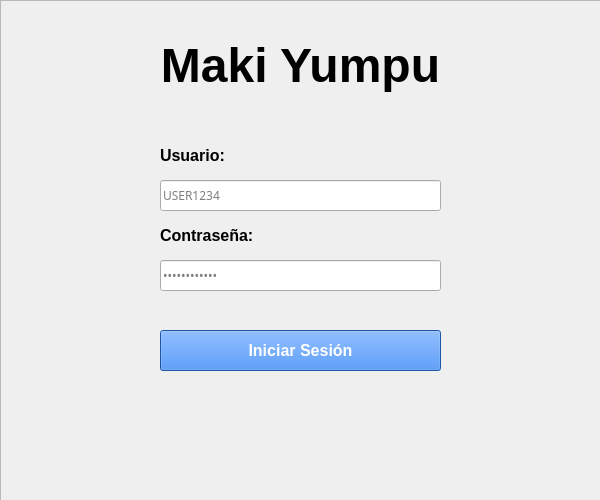
Before: the Qt Designer form ui/login_window.ui in Bubbl33s/maki-yumpu-irs, drawn with Qt 5.
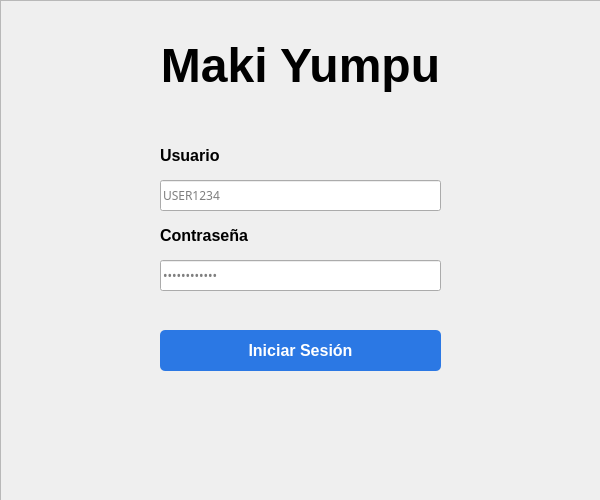
After: the same form once the commit is applied.

```diff
--- a/ui/login_window.ui
+++ b/ui/login_window.ui
@@ -17,6 +17,17 @@
    <string notr="true">#btn_login {
 	background-color: rgb(43, 120, 228);
 	color: white;
+	border: none;
+	border-radius: 5px;
+}
+
+#btn_login:hover {
+	background-color: rgb(30, 84, 159);
+	cursor: pointer;
+}
+
+#btn_login:pressed {
+	background-color: rgb(140, 180, 228);
 }</string>
   </property>
   <widget class="QWidget" name="background">
@@ -77,7 +88,7 @@
       </font>
      </property>
      <property name="text">
-      <string>&lt;html&gt;&lt;head/&gt;&lt;body&gt;&lt;p&gt;&lt;span style=&quot; font-size:12pt; font-weight:600;&quot;&gt;Usuario:&lt;/span&gt;&lt;/p&gt;&lt;/body&gt;&lt;/html&gt;</string>
+      <string>&lt;html&gt;&lt;head/&gt;&lt;body&gt;&lt;p&gt;&lt;span style=&quot; font-size:12pt; font-weight:600;&quot;&gt;Usuario&lt;/span&gt;&lt;/p&gt;&lt;/body&gt;&lt;/html&gt;</string>
      </property>
     </widget>
     <widget class="QLineEdit" name="txt_user">
@@ -117,7 +128,7 @@
       </font>
      </property>
      <property name="text">
-      <string>&lt;html&gt;&lt;head/&gt;&lt;body&gt;&lt;p&gt;&lt;span style=&quot; font-size:12pt; font-weight:600;&quot;&gt;Contraseña:&lt;/span&gt;&lt;/p&gt;&lt;/body&gt;&lt;/html&gt;</string>
+      <string>&lt;html&gt;&lt;head/&gt;&lt;body&gt;&lt;p&gt;&lt;span style=&quot; font-size:12pt; font-weight:600;&quot;&gt;Contraseña&lt;/span&gt;&lt;/p&gt;&lt;/body&gt;&lt;/html&gt;</string>
      </property>
     </widget>
     <widget class="QLineEdit" name="txt_password">
```
